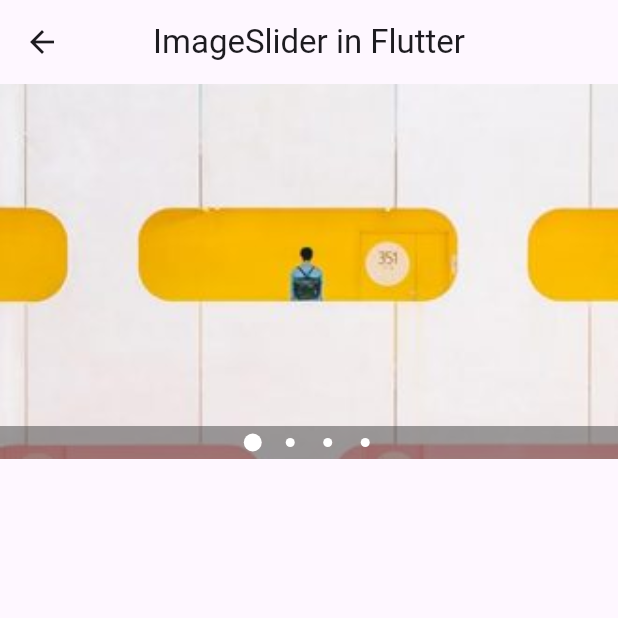
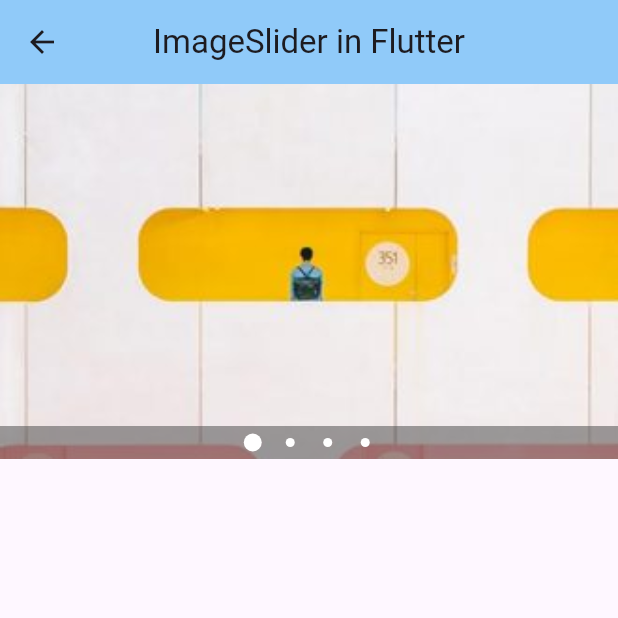
Before and after one commit to Shalaby-VBS/Flutter_Widget_UI, a Flutter app: the ImageSliders screen opened directly, on a phone screen of 412 x 824 dp, the top half of it. Run offline on Flutter 3.47's test engine with Material 3 defaults, Android fonts, the phone set to English and light mode, and no system bars; our stand-ins replace another_carousel_pro, flutter_slidable, font_awesome_flutter, google_nav_bar, image_picker, lottie and 2 more; missing offline and left inert: flutter_bs_ad_calendar.

Commit message:
Shalaby-VBS

```diff
--- a/lib/image_slider.dart
+++ b/lib/image_slider.dart
@@ -14,7 +14,7 @@ class _HomeState extends State<ImageSliders> {
     return Scaffold(
       appBar: AppBar(
         title: const Text("ImageSlider in Flutter"),
-        // backgroundColor: Colors.blue[200],
+        backgroundColor: Colors.blue[200],
         centerTitle: true,
       ),
       body: Column(
```
